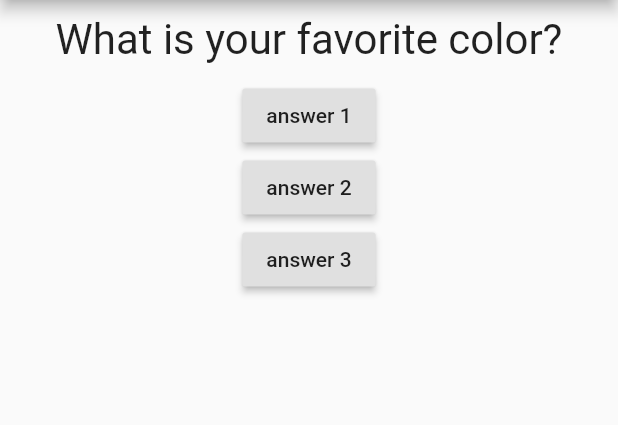
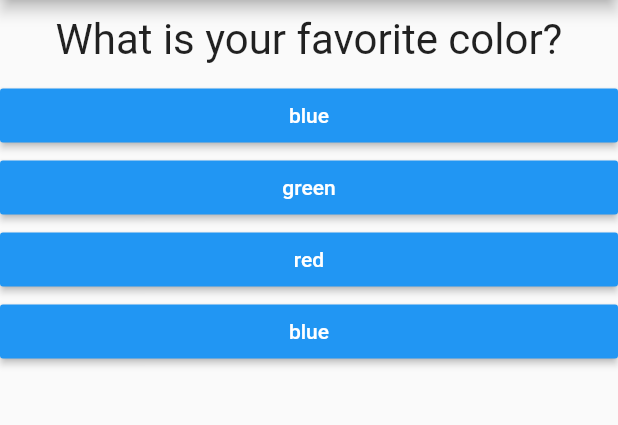
Before and after one commit to sahina/flutter_quiz, a Flutter app: the screen it shows after launch, on a phone screen of 412 x 824 dp, the part 84-509 px from its top. Run offline on Flutter 3.47's test engine with Material 2 defaults, Android fonts, the phone set to English and light mode, and no system bars.

Commit message:
added answer widget

```diff
--- /dev/null
+++ b/lib/answer.dart
@@ -0,0 +1,23 @@
+import 'package:flutter/material.dart';
+
+class Answer extends StatelessWidget {
+
+  final Function _answerQuestion;
+  final String _answerText;
+
+  Answer(this._answerQuestion, this._answerText);
+
+  @override
+  Widget build(BuildContext context) {
+    return Container(
+      width: double.infinity,
+      child: RaisedButton(
+        color: Colors.blue,
+        textColor: Colors.white,
+        child: Text(_answerText),
+        onPressed: _answerQuestion,
+      ),
+    );
+  }
+
+}
--- a/lib/main.dart
+++ b/lib/main.dart
@@ -1,5 +1,6 @@
 import 'package:flutter/material.dart';
 import 'package:flutter_quiz/question.dart';
+import 'package:flutter_quiz/answer.dart';
 
 void main() => runApp(MyApp());
 
@@ -11,10 +12,29 @@ class MyApp extends StatefulWidget {
 }
 
 class _MyAppState extends State<MyApp> {
-  var _questions = ["What is your favorite color?", "What is your fav food?"];
+  var _questions = [
+    {
+      "text": "What is your favorite color?",
+      "answers": [
+        "blue",
+        "green",
+        "red",
+        "blue",
+      ]
+    },
+    {
+      "text": "What is your fav food?",
+      "answers": [
+        "tacos",
+        "pasta",
+        "bbq",
+        "sandwich",
+      ]
+    },
+  ];
   var _questionIndex = 0;
 
-  void _answer() {
+  void _answerQuestion() {
     setState(() {
       _questionIndex += 1;
     });
@@ -31,19 +51,11 @@ class _MyAppState extends State<MyApp> {
         ),
         body: Column(
           children: <Widget>[
-            Question(_questions[_questionIndex]),
-            RaisedButton(
-              child: Text("answer 1"),
-              onPressed: () => _answer,
-            ),
-            RaisedButton(
-              child: Text("answer 2"),
-              onPressed: _answer,
-            ),
-            RaisedButton(
-              child: Text("answer 3"),
-              onPressed: _answer,
-            ),
+            Question(_questions[_questionIndex]["text"]),
+            ...(_questions[_questionIndex]["answers"] as List<String>)
+                .map((answer) {
+                  return Answer(_answerQuestion, answer);
+                }).toList(),
           ],
         ),
       ),
```
